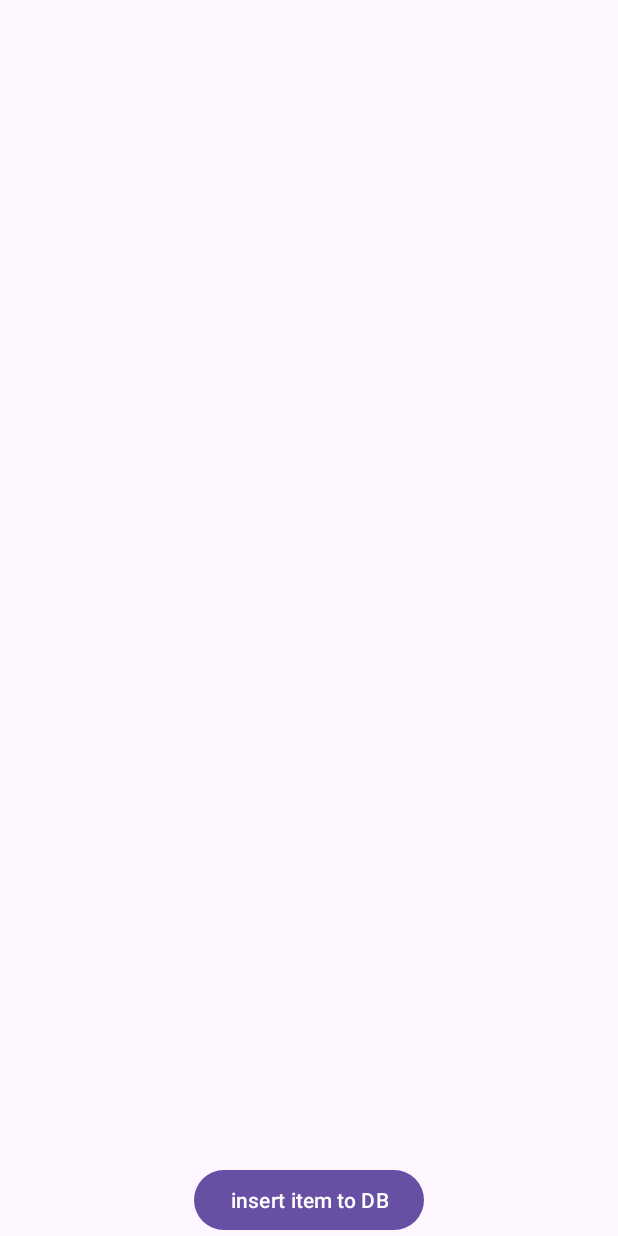
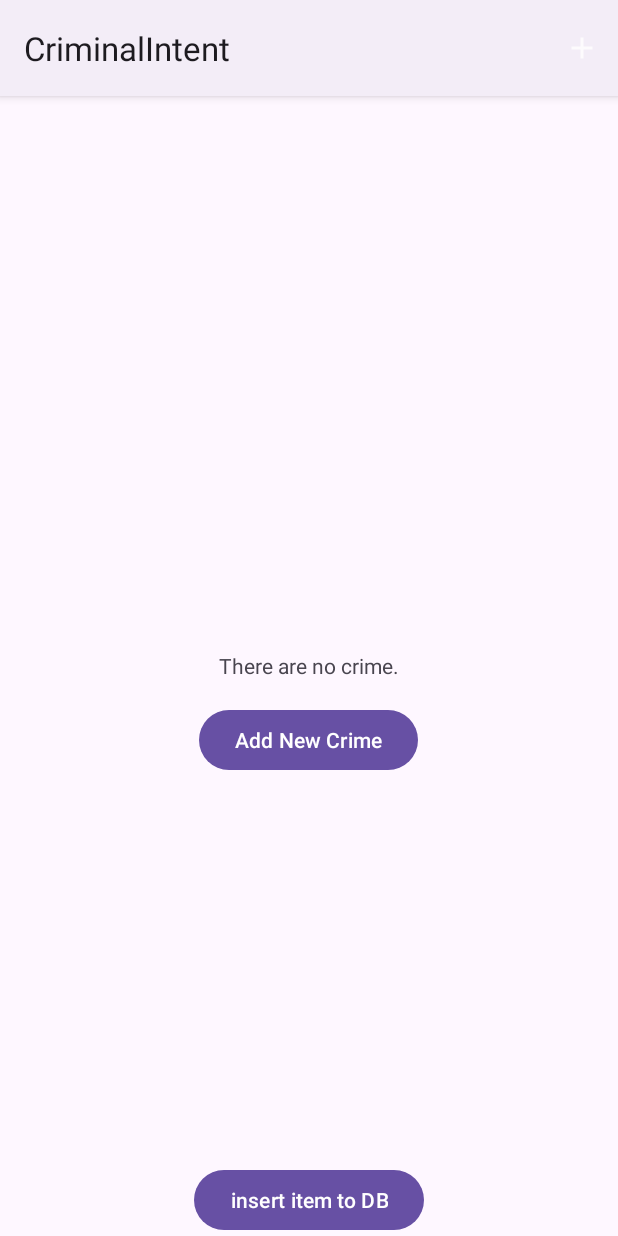
Before and after one commit to Herbert77/AndroidProgrammingGuide_SampleCode, an Android app: the screen it shows after launch (MainActivity), on a phone screen of 412 x 824 dp. Run offline under Robolectric (Android 15) with nearby library versions, the phone set to English and light mode, and no system bars; our stand-ins replace Room's generated code.

Commit message:
Chapter 14 源码示例提交。
1、使用 Android Asset Studio 创建自定义图标；

2、ActionBar 和 Toolbar 是相似的组件，Android 5.0 之前，应用栏使用的是 ActionBar，之后使用的是 Toolbar。

```diff
--- a/02/app/src/main/java/com/example/criminalintent/CrimeListFragment.kt
+++ b/02/app/src/main/java/com/example/criminalintent/CrimeListFragment.kt
@@ -4,6 +4,9 @@ import android.content.Context
 import android.os.Bundle
 import android.util.Log
 import android.view.LayoutInflater
+import android.view.Menu
+import android.view.MenuInflater
+import android.view.MenuItem
 import android.view.View
 import android.view.View.VISIBLE
 import android.view.ViewGroup
@@ -11,6 +14,8 @@ import android.widget.Button
 import android.widget.ImageView
 import android.widget.TextView
 import android.widget.Toast
+import android.widget.Toolbar
+import androidx.appcompat.app.AppCompatActivity
 import androidx.fragment.app.Fragment
 import androidx.lifecycle.Observer
 import androidx.lifecycle.ViewModelProvider
@@ -32,19 +37,18 @@ class CrimeListFragment : Fragment() {
     private var callbacks: Callbacks? = null
 
     private lateinit var crimeRecyclerView: RecyclerView
-//    private var adapter: CrimeAdapter? = null
-
-//    val crimeList: List<Crime> = listOf(Crime(title = "This is a crime."))
+    private lateinit var noCrimeTipTextView: TextView
+    private lateinit var addNewCrimeButton: Button
     private var adapter: CrimeAdapter? = CrimeAdapter(emptyList())
 
     private val crimeListViewModel: CrimeListViewModel by lazy {
         ViewModelProvider(this).get(CrimeListViewModel::class.java)
     }
 
-//    override fun onCreate(savedInstanceState: Bundle?) {
-//        super.onCreate(savedInstanceState)
-//        Log.d(TAG, "Total Crimes: ${crimeListViewModel.crimes.size}")
-//    }
+    override fun onCreate(savedInstanceState: Bundle?) {
+        super.onCreate(savedInstanceState)
+        setHasOptionsMenu(true)
+    }
 
     override fun onAttach(context: Context) {
         super.onAttach(context)
@@ -54,6 +58,13 @@ class CrimeListFragment : Fragment() {
     override fun onCreateView(inflater: LayoutInflater, container: ViewGroup?, savedInstanceState: Bundle?): View? {
         val view = inflater.inflate(R.layout.fragment_crime_list, container, false)
         findCrimeRecyclerViewInView(view)
+        findNoCrimeTipTextViewInView(view)
+        findAddNewCrimeButtonInView(view)
+
+//        val appCompatActivity = activity as AppCompatActivity
+//        val appBar = appCompatActivity.supportActionBar
+//        appBar?.setTitle(R.string.new_crime)
+
         return view
     }
 
@@ -80,13 +91,45 @@ class CrimeListFragment : Fragment() {
 //        crimeListViewModel.crimeRepository.insertCrimes()
 //    }
 
+    override fun onCreateOptionsMenu(menu: Menu, inflater: MenuInflater) {
+        super.onCreateOptionsMenu(menu, inflater)
+        inflater.inflate(R.menu.fragment_crime_list, menu)
+    }
+
+    override fun onOptionsItemSelected(item: MenuItem): Boolean {
+        return when (item.itemId) {
+            R.id.new_crime -> {
+                val crime = Crime()
+                crimeListViewModel.addCrime(crime)
+                callbacks?.onCrimeSelected(crime.id)
+                true
+            }
+
+            else -> return super.onOptionsItemSelected(item)
+        }
+    }
+
     private fun findCrimeRecyclerViewInView(view: View) {
         crimeRecyclerView = view.findViewById(R.id.crime_recycler_view)
         crimeRecyclerView.layoutManager = LinearLayoutManager(context)
 //        updateUI()
     }
 
-//    private fun updateUI() {
+
+    private fun findNoCrimeTipTextViewInView(view: View) {
+        noCrimeTipTextView = view.findViewById(R.id.no_crime_tip)
+    }
+
+    private fun findAddNewCrimeButtonInView(view: View) {
+        addNewCrimeButton = view.findViewById(R.id.add_crime)
+        addNewCrimeButton.setOnClickListener {
+            val crime = Crime()
+            crimeListViewModel.addCrime(crime)
+            callbacks?.onCrimeSelected(crime.id)
+        }
+    }
+
+    //    private fun updateUI() {
 //        val crimes = crimeListViewModel.crimes
 //        adapter = CrimeAdapter(crimes)
 //        crimeRecyclerView.adapter = adapter
@@ -94,6 +137,14 @@ class CrimeListFragment : Fragment() {
     private fun updateUI(crimes: List<Crime>) {
         adapter = CrimeAdapter(crimes)
         crimeRecyclerView.adapter = adapter
+
+        if (crimes.isEmpty()) {
+            noCrimeTipTextView.visibility = View.VISIBLE
+            addNewCrimeButton.visibility = View.VISIBLE
+        } else {
+            noCrimeTipTextView.visibility = View.INVISIBLE
+            addNewCrimeButton.visibility = View.INVISIBLE
+        }
     }
 
     companion object {
@@ -120,7 +171,7 @@ class CrimeListFragment : Fragment() {
             dateTextView.text = this.crime.date.toString()
             solvedImageView.visibility = if (crime.isSolved) {
                 View.VISIBLE
-            } else{
+            } else {
                 View.GONE
             }
         }
@@ -183,7 +234,7 @@ class CrimeListFragment : Fragment() {
 //            if (crime.requiresPolice) {
 //                (holder as RequiresPoliceCrimeHolder).bind(crime)
 //            } else {
-                (holder as CrimeHolder).bind(crime)
+            (holder as CrimeHolder).bind(crime)
 //            }
         }
     }
--- a/02/app/src/main/java/com/example/criminalintent/CrimeListViewModel.kt
+++ b/02/app/src/main/java/com/example/criminalintent/CrimeListViewModel.kt
@@ -19,4 +19,8 @@ class CrimeListViewModel: ViewModel() {
 
     val crimeRepository = CrimeRepository.get()
     val crimeListLiveData = crimeRepository.getCrimes()
+
+    fun addCrime(crime: Crime) {
+        crimeRepository.addCrime(crime)
+    }
 }
--- /dev/null
+++ b/02/app/src/main/res/drawable-anydpi/ic_menu_add.xml
@@ -0,0 +1,11 @@
+<vector xmlns:android="http://schemas.android.com/apk/res/android"
+    android:width="24dp"
+    android:height="24dp"
+    android:viewportWidth="24"
+    android:viewportHeight="24"
+    android:tint="#FFFFFF"
+    android:alpha="0.8">
+  <path
+      android:fillColor="@android:color/white"
+      android:pathData="M19,13h-6v6h-2v-6H5v-2h6V5h2v6h6v2z"/>
+</vector>
--- a/02/app/src/main/res/layout/activity_main.xml
+++ b/02/app/src/main/res/layout/activity_main.xml
@@ -6,7 +6,7 @@
     <FrameLayout
         android:id="@+id/fragment_container"
         android:layout_width="match_parent"
-        android:layout_height="wrap_content" />
+        android:layout_height="match_parent" />
 
     <Button
         android:id="@+id/insert_item_button"
--- a/02/app/src/main/res/layout/fragment_crime_list.xml
+++ b/02/app/src/main/res/layout/fragment_crime_list.xml
@@ -1,5 +1,31 @@
 <?xml version="1.0" encoding="utf-8"?>
-<androidx.recyclerview.widget.RecyclerView xmlns:android="http://schemas.android.com/apk/res/android"
-    android:id="@+id/crime_recycler_view"
+<RelativeLayout xmlns:android="http://schemas.android.com/apk/res/android"
     android:layout_width="match_parent"
-    android:layout_height="wrap_content" />
+    android:layout_height="match_parent" >
+
+    <androidx.recyclerview.widget.RecyclerView xmlns:android="http://schemas.android.com/apk/res/android"
+        xmlns:tools="http://schemas.android.com/tools"
+        android:id="@+id/crime_recycler_view"
+        android:layout_width="match_parent"
+        android:layout_height="match_parent" />
+
+    <TextView
+        android:id="@+id/no_crime_tip"
+        android:layout_width="wrap_content"
+        android:layout_height="wrap_content"
+        android:layout_centerInParent="true"
+        android:layout_marginLeft="16dp"
+        android:layout_marginRight="16dp"
+        android:text="There are no crime." />
+
+    <Button
+        android:id="@+id/add_crime"
+        android:layout_width="wrap_content"
+        android:layout_height="wrap_content"
+        android:layout_centerHorizontal="true"
+        android:layout_below="@+id/no_crime_tip"
+        android:layout_marginTop="16dp"
+        android:layout_marginLeft="16dp"
+        android:layout_marginRight="16dp"
+        android:text="Add New Crime" />
+</RelativeLayout>
--- /dev/null
+++ b/02/app/src/main/res/menu/fragment_crime_list.xml
@@ -0,0 +1,8 @@
+<?xml version="1.0" encoding="utf-8"?>
+<menu xmlns:android="http://schemas.android.com/apk/res/android"
+    xmlns:app="http://schemas.android.com/apk/res-auto">
+    <item android:id="@+id/new_crime"
+        android:icon="@drawable/ic_menu_add"
+        android:title="@string/new_crime"
+        app:showAsAction="ifRoom|withText"/>
+</menu>
--- a/02/app/src/main/res/values/strings.xml
+++ b/02/app/src/main/res/values/strings.xml
@@ -5,4 +5,5 @@
     <string name="crime_details_label">Details</string>
     <string name="crime_solved_label">Solved</string>
     <string name="insert_item_button">insert item to DB</string>
+    <string name="new_crime">New Crime</string>
 </resources>
--- a/02/app/src/main/res/values/themes.xml
+++ b/02/app/src/main/res/values/themes.xml
@@ -1,6 +1,6 @@
 <resources xmlns:tools="http://schemas.android.com/tools">
     <!-- Base application theme. -->
-    <style name="Base.Theme.CriminalIntent" parent="Theme.Material3.DayNight.NoActionBar">
+    <style name="Base.Theme.CriminalIntent" parent="Theme.Material3.DayNight">
         <!-- Customize your light theme here. -->
         <!-- <item name="colorPrimary">@color/my_light_primary</item> -->
     </style>
```
Also changed, not shown: 02/app/src/main/res/drawable-hdpi/ic_menu_add.png (added), 02/app/src/main/res/drawable-mdpi/ic_menu_add.png (added), 02/app/src/main/res/drawable-xhdpi/ic_menu_add.png (added), 02/app/src/main/res/drawable-xxhdpi/ic_menu_add.png (added).
